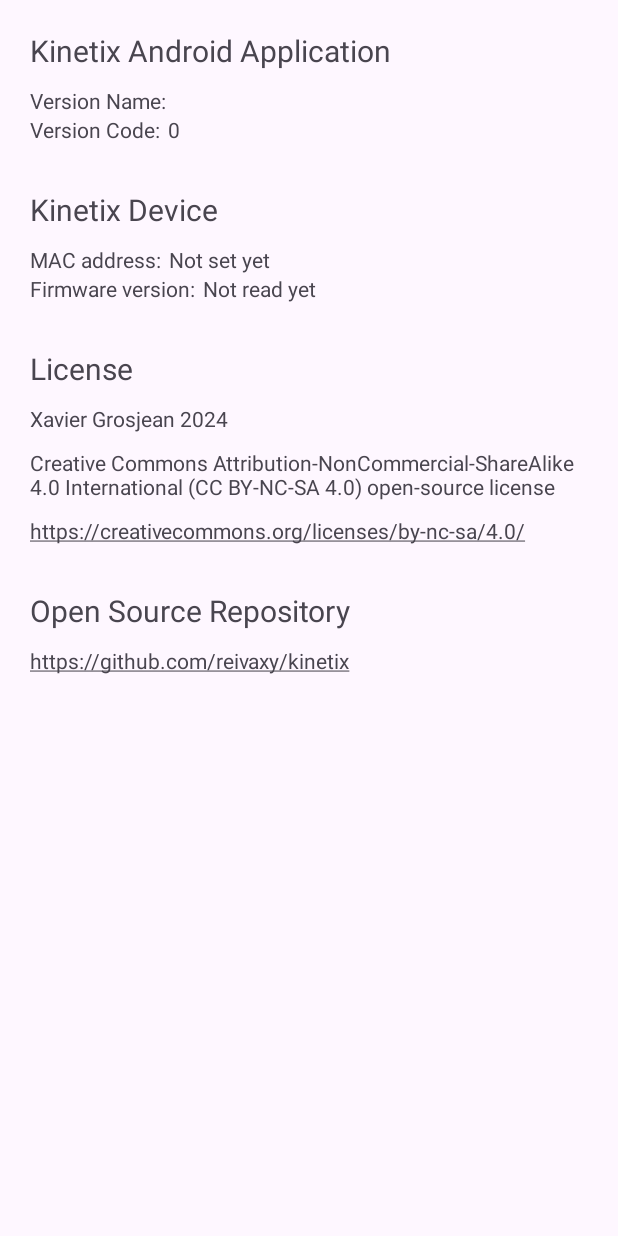
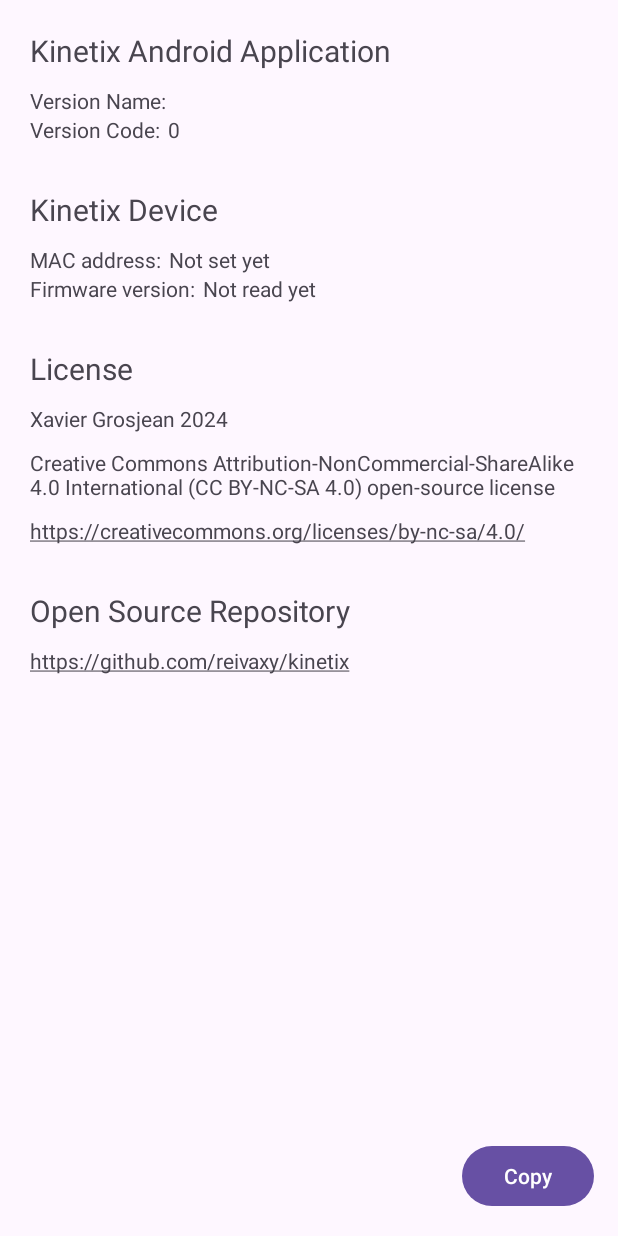
Before and after one commit to reivaxy/kinetix, an Android app: the AboutActivity screen opened directly, with no data from a screen before it, on a phone screen of 412 x 824 dp. Run offline under Robolectric (Android 15) with nearby library versions, the phone set to English and light mode, and no system bars.

Commit message:
New about activity whose text can be copied

```diff
--- a/Apps/Android/app/src/main/res/layout/about_activity.xml
+++ b/Apps/Android/app/src/main/res/layout/about_activity.xml
@@ -1,17 +1,18 @@
-<LinearLayout xmlns:android="http://schemas.android.com/apk/res/android"
+<FrameLayout xmlns:android="http://schemas.android.com/apk/res/android"
+    xmlns:app="http://schemas.android.com/apk/res-auto"
     android:layout_width="match_parent"
     android:layout_height="match_parent">
 
-    <FrameLayout
-        android:id="@+id/about"
+    <ScrollView
         android:layout_width="match_parent"
         android:layout_height="match_parent"
+        android:fillViewport="true"
         android:padding="20dp">
 
-
         <LinearLayout
+            android:id="@+id/aboutContentRoot"
             android:layout_width="match_parent"
-            android:layout_height="match_parent"
+            android:layout_height="wrap_content"
             android:orientation="vertical">
 
             <TextView
@@ -33,9 +34,9 @@
 
                 <TextView
                     android:id="@+id/versionNameTextView"
-                    android:paddingLeft="5dp"
                     android:layout_width="wrap_content"
-                    android:layout_height="wrap_content" />
+                    android:layout_height="wrap_content"
+                    android:paddingLeft="5dp" />
             </LinearLayout>
 
             <LinearLayout
@@ -50,9 +51,9 @@
 
                 <TextView
                     android:id="@+id/versionCodeTextView"
-                    android:paddingLeft="5dp"
                     android:layout_width="wrap_content"
-                    android:layout_height="wrap_content" />
+                    android:layout_height="wrap_content"
+                    android:paddingLeft="5dp" />
 
             </LinearLayout>
 
@@ -76,10 +77,10 @@
 
                 <TextView
                     android:id="@+id/aboutMacAddress"
-                    android:textIsSelectable="true"
+                    android:layout_width="wrap_content"
+                    android:layout_height="wrap_content"
                     android:paddingLeft="5dp"
-                    android:layout_width="wrap_content"
-                    android:layout_height="wrap_content" />
+                    android:textIsSelectable="true" />
             </LinearLayout>
 
             <LinearLayout
@@ -94,10 +95,10 @@
 
                 <TextView
                     android:id="@+id/aboutFirmwareVersion"
+                    android:layout_width="wrap_content"
+                    android:layout_height="wrap_content"
                     android:paddingLeft="5dp"
-                    android:textIsSelectable="true"
-                    android:layout_width="wrap_content"
-                    android:layout_height="wrap_content" />
+                    android:textIsSelectable="true" />
             </LinearLayout>
 
             <TextView
@@ -120,9 +121,9 @@
                 android:text="Creative Commons Attribution-NonCommercial-ShareAlike 4.0 International (CC BY-NC-SA 4.0) open-source license" />
 
             <TextView
-                android:paddingTop="10dp"
                 android:layout_width="wrap_content"
                 android:layout_height="wrap_content"
+                android:paddingTop="10dp"
                 android:clickable="true"
                 android:onClick="openLink"
                 android:pointerIcon="hand"
@@ -145,5 +146,16 @@
                 android:text="@string/githubLink" />
 
         </LinearLayout>
-    </FrameLayout>
-</LinearLayout>
+    </ScrollView>
+
+    <!-- Copy all labels + values to clipboard (for easy email pasting) -->
+    <Button
+        android:id="@+id/copyAllButton"
+        android:layout_width="wrap_content"
+        android:layout_height="wrap_content"
+        android:layout_gravity="bottom|end"
+        android:layout_margin="16dp"
+        android:text="@string/copy"
+        android:textAllCaps="false" />
+
+</FrameLayout>
--- a/Apps/Android/app/src/main/res/values/strings.xml
+++ b/Apps/Android/app/src/main/res/values/strings.xml
@@ -90,4 +90,5 @@
     <string name="ota_wifi_password_hint">Wi‑Fi password</string>
     <string name="error_ssid_required">SSID is mandatory</string>
     <string name="error_password_required">Password is mandatory</string>
+    <string name="copy">Copy</string>
 </resources>
```
Also changed, not shown: Apps/Android/app/src/main/java/fr/reivaxy/kinetix/AboutActivity.java (+109 -9 lines), 2 other files.
